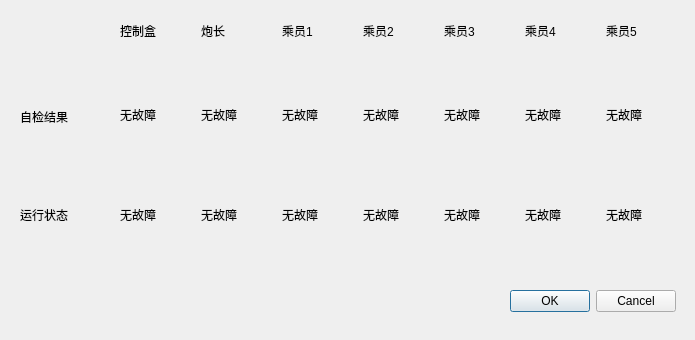
This is selfcheck.ui in ishamo/boom as Qt 5 draws it before an edit. The edited form follows.
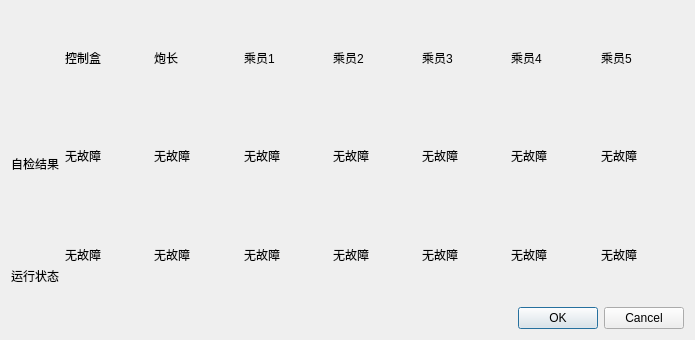
This is the edited form.

Diff of the .ui file:
```diff
--- a/selfcheck.ui
+++ b/selfcheck.ui
@@ -16,92 +16,8 @@
   <property name="modal">
    <bool>true</bool>
   </property>
-  <widget class="QDialogButtonBox" name="buttonBox">
-   <property name="geometry">
-    <rect>
-     <x>500</x>
-     <y>256</y>
-     <width>176</width>
-     <height>91</height>
-    </rect>
-   </property>
-   <property name="orientation">
-    <enum>Qt::Horizontal</enum>
-   </property>
-   <property name="standardButtons">
-    <set>QDialogButtonBox::Cancel|QDialogButtonBox::Ok</set>
-   </property>
-  </widget>
-  <widget class="QWidget" name="layoutWidget">
-   <property name="geometry">
-    <rect>
-     <x>120</x>
-     <y>200</y>
-     <width>561</width>
-     <height>29</height>
-    </rect>
-   </property>
-   <layout class="QHBoxLayout" name="horizontalLayout_3">
-    <item>
-     <widget class="QLabel" name="label_17">
-      <property name="text">
-       <string>无故障</string>
-      </property>
-     </widget>
-    </item>
-    <item>
-     <widget class="QLabel" name="label_18">
-      <property name="text">
-       <string>无故障</string>
-      </property>
-     </widget>
-    </item>
-    <item>
-     <widget class="QLabel" name="label_19">
-      <property name="text">
-       <string>无故障</string>
-      </property>
-     </widget>
-    </item>
-    <item>
-     <widget class="QLabel" name="label_20">
-      <property name="text">
-       <string>无故障</string>
-      </property>
-     </widget>
-    </item>
-    <item>
-     <widget class="QLabel" name="label_21">
-      <property name="text">
-       <string>无故障</string>
-      </property>
-     </widget>
-    </item>
-    <item>
-     <widget class="QLabel" name="label_22">
-      <property name="text">
-       <string>无故障</string>
-      </property>
-     </widget>
-    </item>
-    <item>
-     <widget class="QLabel" name="label_23">
-      <property name="text">
-       <string>无故障</string>
-      </property>
-     </widget>
-    </item>
-   </layout>
-  </widget>
-  <widget class="QWidget" name="layoutWidget">
-   <property name="geometry">
-    <rect>
-     <x>120</x>
-     <y>20</y>
-     <width>561</width>
-     <height>22</height>
-    </rect>
-   </property>
+  <layout class="QGridLayout" name="gridLayout">
+   <item row="0" column="1">
    <layout class="QHBoxLayout" name="horizontalLayout">
     <item>
      <widget class="QLabel" name="label_2">
@@ -153,16 +69,8 @@
      </widget>
     </item>
    </layout>
-  </widget>
-  <widget class="QWidget" name="layoutWidget">
-   <property name="geometry">
-    <rect>
-     <x>20</x>
-     <y>70</y>
-     <width>71</width>
-     <height>191</height>
-    </rect>
-   </property>
+   </item>
+   <item row="1" column="0" rowspan="3">
    <layout class="QVBoxLayout" name="verticalLayout">
     <item>
      <widget class="QLabel" name="label">
@@ -179,16 +87,71 @@
      </widget>
     </item>
    </layout>
-  </widget>
-  <widget class="QWidget" name="layoutWidget">
-   <property name="geometry">
-    <rect>
-     <x>120</x>
-     <y>100</y>
-     <width>561</width>
-     <height>29</height>
-    </rect>
-   </property>
+   </item>
+   <item row="3" column="1">
+    <widget class="QDialogButtonBox" name="buttonBox">
+     <property name="orientation">
+      <enum>Qt::Horizontal</enum>
+     </property>
+     <property name="standardButtons">
+      <set>QDialogButtonBox::Cancel|QDialogButtonBox::Ok</set>
+     </property>
+    </widget>
+   </item>
+   <item row="2" column="1">
+    <layout class="QHBoxLayout" name="horizontalLayout_3">
+     <item>
+      <widget class="QLabel" name="label_17">
+       <property name="text">
+        <string>无故障</string>
+       </property>
+      </widget>
+     </item>
+     <item>
+      <widget class="QLabel" name="label_18">
+       <property name="text">
+        <string>无故障</string>
+       </property>
+      </widget>
+     </item>
+     <item>
+      <widget class="QLabel" name="label_19">
+       <property name="text">
+        <string>无故障</string>
+       </property>
+      </widget>
+     </item>
+     <item>
+      <widget class="QLabel" name="label_20">
+       <property name="text">
+        <string>无故障</string>
+       </property>
+      </widget>
+     </item>
+     <item>
+      <widget class="QLabel" name="label_21">
+       <property name="text">
+        <string>无故障</string>
+       </property>
+      </widget>
+     </item>
+     <item>
+      <widget class="QLabel" name="label_22">
+       <property name="text">
+        <string>无故障</string>
+       </property>
+      </widget>
+     </item>
+     <item>
+      <widget class="QLabel" name="label_23">
+       <property name="text">
+        <string>无故障</string>
+       </property>
+      </widget>
+     </item>
+    </layout>
+   </item>
+   <item row="1" column="1">
    <layout class="QHBoxLayout" name="horizontalLayout_2">
     <item>
      <widget class="QLabel" name="label_10">
@@ -240,7 +203,8 @@
      </widget>
     </item>
    </layout>
-  </widget>
+   </item>
+  </layout>
  </widget>
  <resources/>
  <connections>
```
Lines whose indentation alone changed are shown as unchanged.
